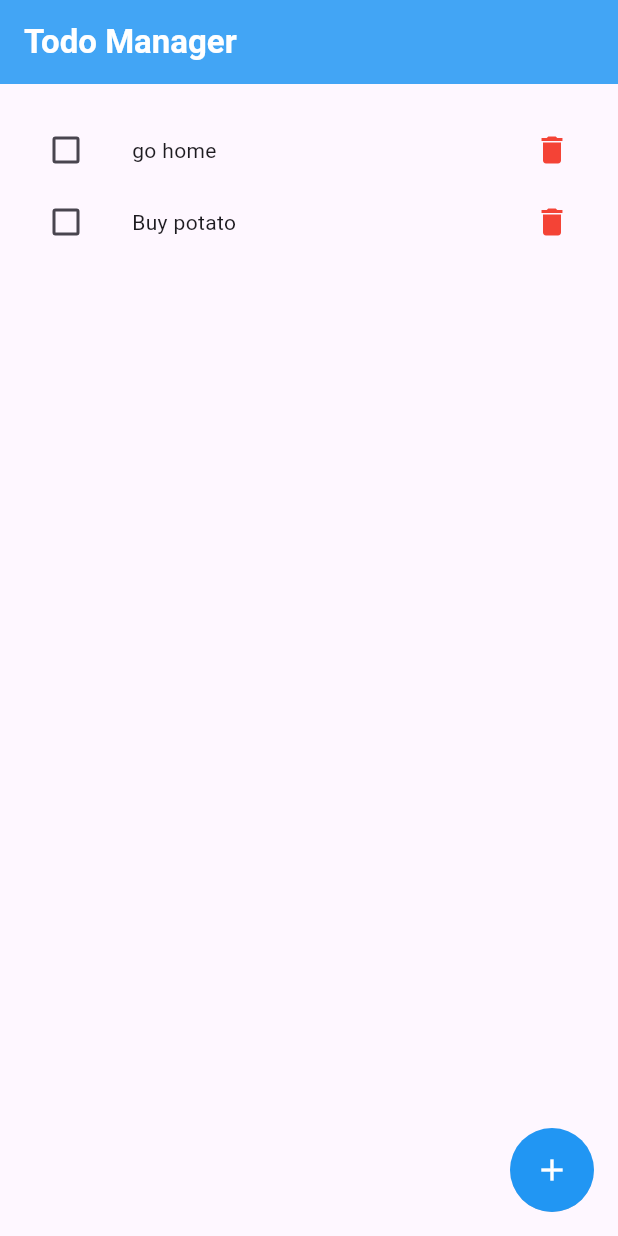
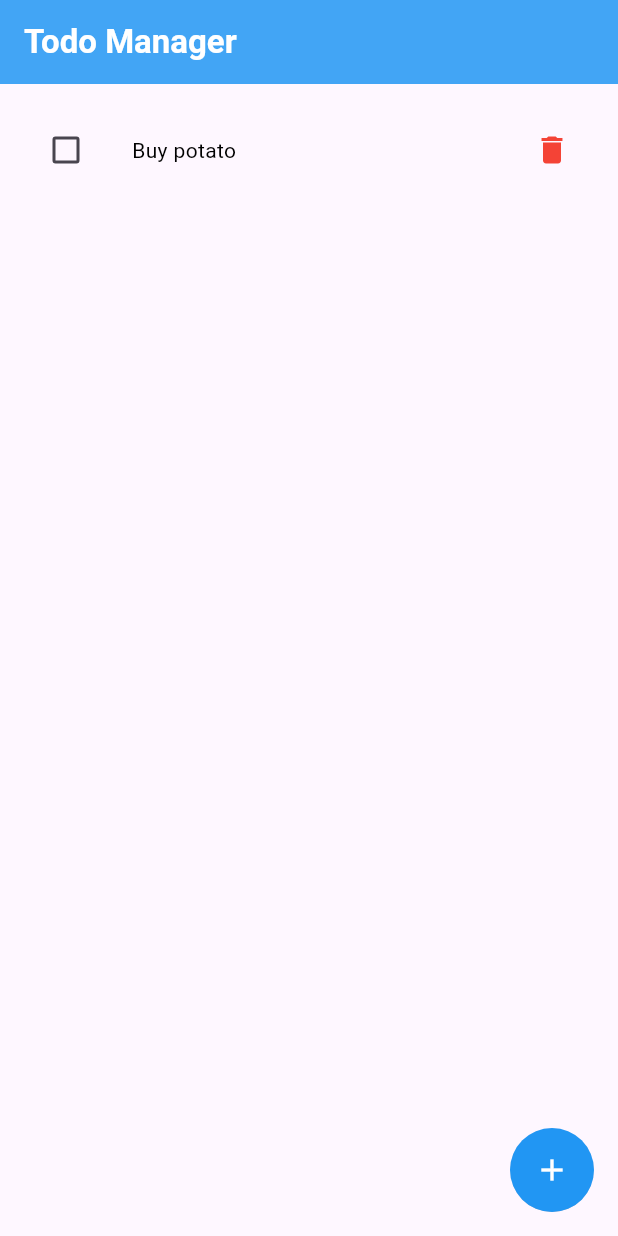
Before and after one commit to MingmarGyalzenSherpa/todo-static-flutter, a Flutter app: the screen it shows after launch, after a tap on the "delete" icon, on a phone screen of 412 x 824 dp. Run offline on Flutter 3.47's test engine with Material 3 defaults, Android fonts, the phone set to English and light mode, and no system bars.

Commit message:
delete functionality added

```diff
--- a/lib/my_app.dart
+++ b/lib/my_app.dart
@@ -1,3 +1,5 @@
+import 'dart:collection';
+
 import 'package:flutter/material.dart';
 import 'package:todo_app/todo.dart';
 
@@ -10,8 +12,8 @@ class MyApp extends StatefulWidget {
 
 class _MyWidgetState extends State<MyApp> {
   List<Todo> todos = [
-    Todo(id: 1, task: "go home"),
-    Todo(id: 2, task: "Buy potato")
+    Todo(task: "go home", isCompleted: true),
+    Todo(task: "Buy potato")
   ];
   bool isChecked = false;
 
@@ -39,17 +41,56 @@ class _MyWidgetState extends State<MyApp> {
                     children: [
                       Checkbox(
                           value: todos[index].isCompleted,
-                          onChanged: (bool? value) {}),
-                      SizedBox(
+                          activeColor: Colors.red,
+                          onChanged: (bool? value) {
+                            setState(() {
+                              todos[index].isCompleted = value!;
+                            });
+                          }),
+                      const SizedBox(
                         width: 20,
                       ),
-                      Text(todos[index].task),
+                      Text(
+                        todos[index].task,
+                        style: TextStyle(
+                          decoration: todos[index].isCompleted
+                              ? TextDecoration.lineThrough
+                              : TextDecoration.none,
+                          color: todos[index].isCompleted
+                              ? Colors.black45
+                              : Colors.black,
+                        ),
+                      ),
                     ],
                   ),
                   IconButton(
-                    icon: Icon(Icons.delete),
+                    icon: const Icon(Icons.delete),
                     color: Colors.red,
-                    onPressed: () {},
+                    onPressed: () {
+                      setState(() {
+                        //convert the List<Todo> to map
+                        //convert it to entries
+                        //map through the entry
+                        //return only the todo thats not deleted else null
+                        //filter non-null value
+                        //convert it from iterable to list
+                        todos = todos
+                            .asMap()
+                            .entries
+                            .map((entry) {
+                              var todo = entry.value;
+                              if (entry.key != index) {
+                                return Todo(
+                                    task: todo.task,
+                                    isCompleted: todo.isCompleted);
+                              } else {
+                                return null;
+                              }
+                            })
+                            .whereType<Todo>()
+                            .toList();
+                      });
+                    },
                   )
                 ],
               );
--- a/lib/todo.dart
+++ b/lib/todo.dart
@@ -1,11 +1,6 @@
 class Todo {
-  final int id;
   String task;
   bool isCompleted;
 
-  Todo({required this.id, required this.task, this.isCompleted = false});
-
-  void changeStatus() {
-    isCompleted = !isCompleted;
-  }
+  Todo({required this.task, this.isCompleted = false});
 }
```
